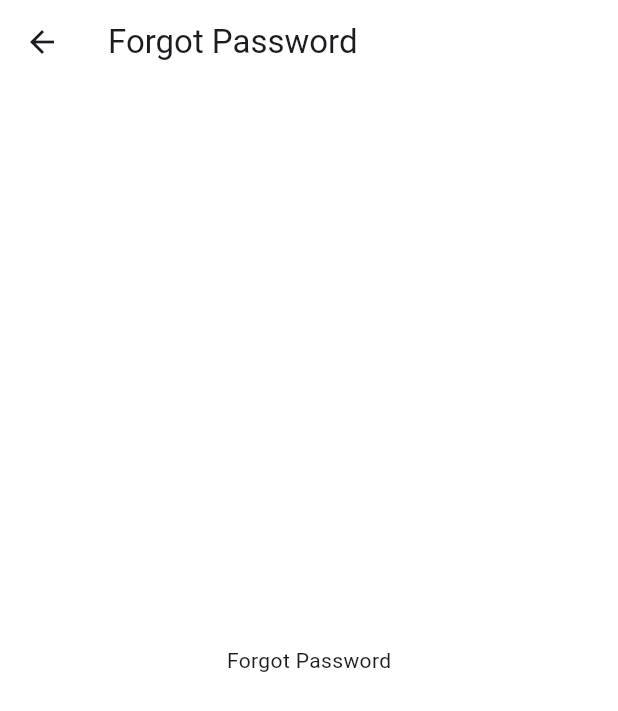
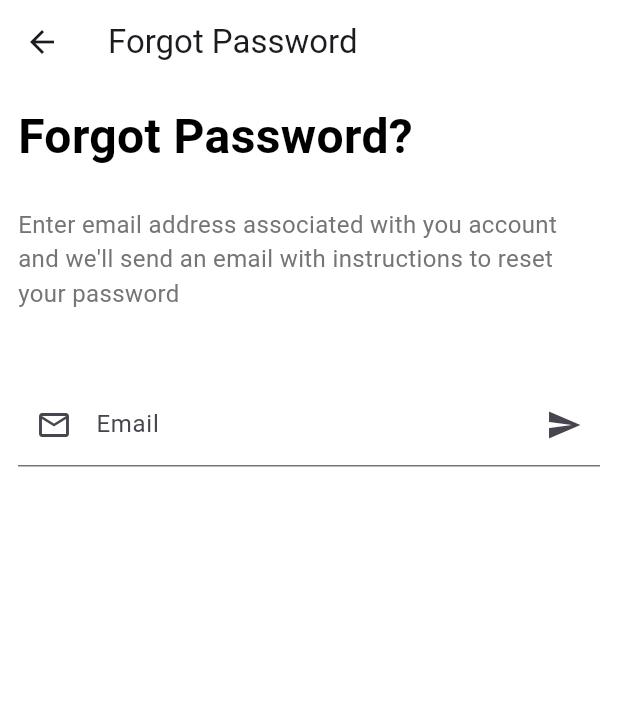
Before and after one commit to eedu7/ecom_flux, a Flutter app: the ForgotPasswordScreen screen opened by its route, on a phone screen of 412 x 824 dp. Shown: the top 711 px of the screen. Run offline on Flutter 3.47's test engine with Material 3 defaults, Android fonts, the phone set to English and light mode, and no system bars; our stand-ins replace font_awesome_flutter, go_router, shared_preferences; accounts and stored records are empty.

Commit message:
feat(auth): implement forgot password flow and add home route
- Integrated AuthService with ForgotPasswordScreen
- Added email validation, loading state, and MaterialBanner feedback
- Updated signup and login flows to navigate to Home on success
- Added new home route and placeholder ProductScreen

```diff
--- a/lib/app/router.dart
+++ b/lib/app/router.dart
@@ -1,10 +1,11 @@
 import 'package:ecom_flux/features/auth/presentation/forgot_password_screen.dart';
 import 'package:ecom_flux/features/auth/presentation/login_screen.dart';
 import 'package:ecom_flux/features/auth/presentation/signup_screen.dart';
+import 'package:ecom_flux/features/products/presentation/product_screen.dart';
 import 'package:go_router/go_router.dart';
 
 final router = GoRouter(
-  initialLocation: '/auth/signup',
+  initialLocation: '/auth/login',
   routes: [
     GoRoute(
       path: '/auth/login',
@@ -21,5 +22,10 @@ final router = GoRouter(
       name: 'forgotPassword',
       builder: (context, state) => const ForgotPasswordScreen(),
     ),
+    GoRoute(
+      path: '/',
+      name: 'home',
+      builder: (context, state) => const ProductScreen(),
+    ),
   ],
 );
--- a/lib/features/auth/api/auth_service.dart
+++ b/lib/features/auth/api/auth_service.dart
@@ -75,7 +75,7 @@ class AuthService {
     } catch (e) {
       return {
         'success': false,
-        'message': 'Falied to send reset link',
+        'message': 'Failed to send reset link',
         'errorMessage': e,
       };
     }
--- a/lib/features/auth/presentation/forgot_password_screen.dart
+++ b/lib/features/auth/presentation/forgot_password_screen.dart
@@ -1,3 +1,5 @@
+import 'package:ecom_flux/app/constants/app_text_style.dart';
+import 'package:ecom_flux/features/auth/api/auth_service.dart';
 import 'package:flutter/material.dart';
 import 'package:go_router/go_router.dart';
 
@@ -9,6 +11,58 @@ class ForgotPasswordScreen extends StatefulWidget {
 }
 
 class _ForgotPasswordScreenState extends State<ForgotPasswordScreen> {
+  final _formKey = GlobalKey<FormState>();
+  final TextEditingController _emailController = TextEditingController();
+  final AuthService _authService = AuthService();
+
+  bool _isLoading = false;
+
+  Future<void> _handleForgotPassword() async {
+    if (!_formKey.currentState!.validate()) return;
+    setState(() => _isLoading = true);
+
+    final response = await _authService.forgotPassword(
+      email: _emailController.text.trim(),
+    );
+    setState(() => _isLoading = false);
+
+    if (response['success']) {
+      ScaffoldMessenger.of(context).showMaterialBanner(
+        MaterialBanner(
+          content: Text(response['message']),
+          leading: const Icon(Icons.check_circle, color: Colors.green),
+          actions: [
+            TextButton(
+              onPressed: () =>
+                  ScaffoldMessenger.of(context).hideCurrentMaterialBanner(),
+              child: const Text('DISMISS'),
+            ),
+          ],
+        ),
+      );
+      await Future.delayed(const Duration(seconds: 1));
+
+      if (mounted) {
+        ScaffoldMessenger.of(context).hideCurrentMaterialBanner();
+        context.pop();
+      }
+    } else {
+      ScaffoldMessenger.of(context).showMaterialBanner(
+        MaterialBanner(
+          content: Text(response['errorMessage']),
+          leading: const Icon(Icons.cancel, color: Colors.red),
+          actions: [
+            TextButton(
+              onPressed: () =>
+                  ScaffoldMessenger.of(context).hideCurrentMaterialBanner(),
+              child: const Text('DISMISS'),
+            ),
+          ],
+        ),
+      );
+    }
+  }
+
   @override
   Widget build(BuildContext context) {
     return Scaffold(
@@ -21,7 +75,62 @@ class _ForgotPasswordScreenState extends State<ForgotPasswordScreen> {
           icon: const Icon(Icons.arrow_back),
         ),
       ),
-      body: Center(child: Text('Forgot Password')),
+      body: SafeArea(
+        child: Padding(
+          padding: const EdgeInsets.all(12.0),
+          child: Form(
+            key: _formKey,
+            child: Column(
+              spacing: 48.0,
+              children: <Widget>[
+                Column(
+                  crossAxisAlignment: CrossAxisAlignment.start,
+                  spacing: 24.0,
+                  children: [
+                    Text(
+                      'Forgot Password?',
+                      style: AppTextStyles.baseAuthStyle,
+                    ),
+                    Text(
+                      'Enter email address associated with you account and we\'ll send an email with instructions to reset your password',
+                      style: TextStyle(
+                        fontSize: 16.0,
+                        color: Colors.grey.shade600,
+                      ),
+                    ),
+                  ],
+                ),
+                TextFormField(
+                  controller: _emailController,
+                  keyboardType: TextInputType.emailAddress,
+                  textInputAction: TextInputAction.next,
+                  decoration: InputDecoration(
+                    labelText: 'Email',
+                    hintText: 'Enter your email',
+                    prefixIcon: const Icon(Icons.email_outlined),
+                    suffixIcon: _isLoading
+                        ? const Padding(
+                            padding: EdgeInsets.all(12.0),
+                            child: SizedBox(
+                              width: 20,
+                              height: 20,
+                              child: CircularProgressIndicator(strokeWidth: 2),
+                            ),
+                          )
+                        : IconButton(
+                            onPressed: _handleForgotPassword,
+                            icon: const Icon(Icons.send),
+                          ),
+                    border: UnderlineInputBorder(
+                      borderSide: BorderSide(color: Colors.blue, width: 2.0),
+                    ),
+                  ),
+                ),
+              ],
+            ),
+          ),
+        ),
+      ),
     );
   }
 }
--- a/lib/features/auth/presentation/signup_screen.dart
+++ b/lib/features/auth/presentation/signup_screen.dart
@@ -16,8 +16,8 @@ class _SignupScreenState extends State<SignupScreen> {
   Widget build(BuildContext context) {
     return Scaffold(
       backgroundColor: Colors.white,
-      body: SafeArea(
-        child: SingleChildScrollView(
+      body: SingleChildScrollView(
+        child: SafeArea(
           child: Column(
             crossAxisAlignment: CrossAxisAlignment.start,
             spacing: 24.0,
```
Also changed, not shown: lib/features/auth/widgets/login_form.dart (+16 -12 lines), lib/features/auth/widgets/signup_form.dart (+21 -2 lines), lib/features/products/presentation/product_screen.dart (added, +18 -0 lines).
